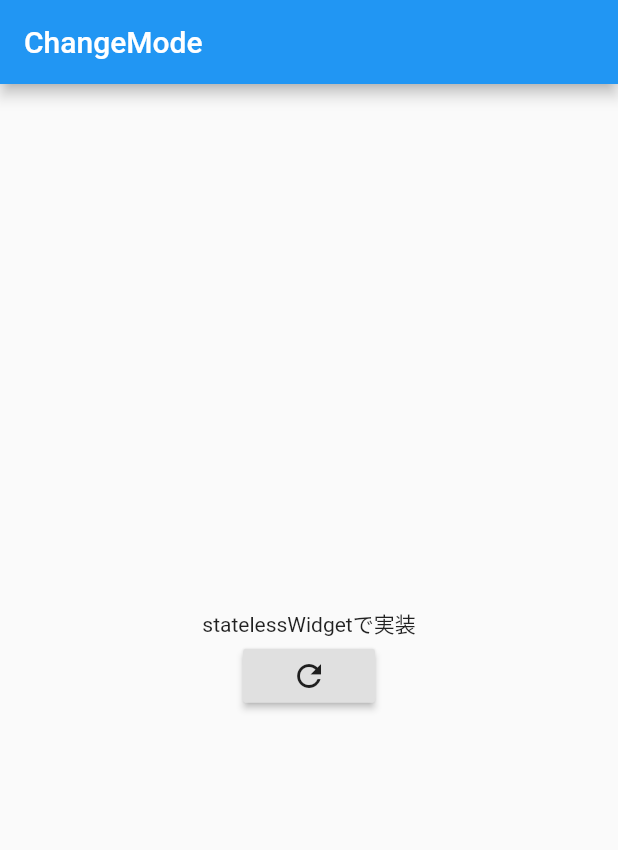
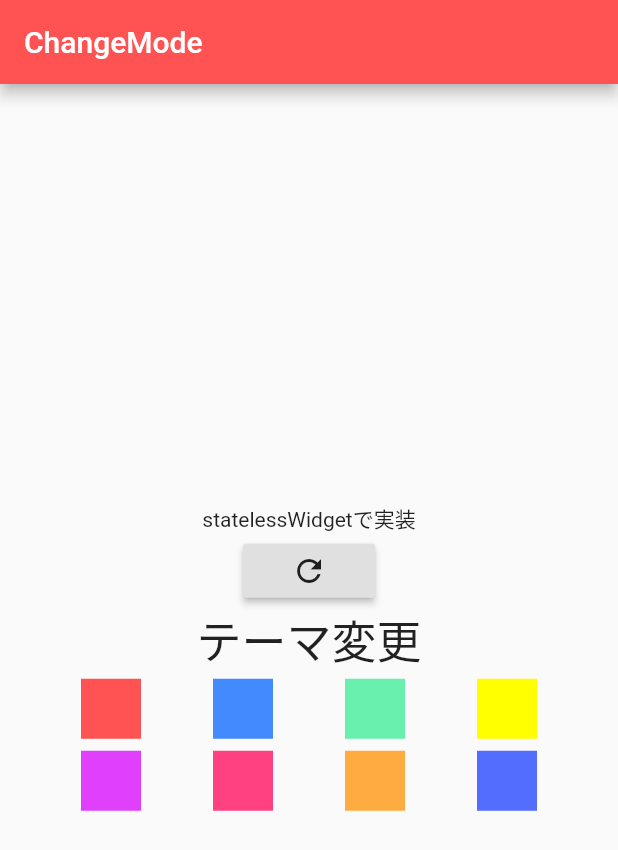
Before and after one commit to thoth000/flutter_learning, a Flutter app: the screen it shows after launch, after a tap on the "refresh" icon, on a phone screen of 412 x 824 dp. Shown: the top 850 px of the screen. Run offline on Flutter 3.47's test engine with Material 2 defaults, Android fonts, the phone set to English and light mode, and no system bars.

Commit message:
ダイアログ追加,テーマカラー設定追加

```diff
--- a/lib/change_notifier.dart
+++ b/lib/change_notifier.dart
@@ -3,18 +3,23 @@ import 'package:flutter/material.dart';
 class DataStorage with ChangeNotifier {
   int _number = 0;
   int get number => _number;
-  void increment() {
-    _number++;
+  void increment(int i) {
+    _number+=i;
     notifyListeners();
   }
 
   bool _isDark = false;
-  bool get isDark => _isDark;
+  Color _themeColor = Colors.redAccent;
   ThemeData appTheme() => ThemeData(
     brightness: _isDark ? Brightness.light:Brightness.dark,
+    primaryColor: _themeColor,
   );
   void changeMode() {
     _isDark = !_isDark;
     notifyListeners();
   }
+  void changeTheme(Color theme){
+    _themeColor = theme;
+    notifyListeners();
+  }
 }
--- a/lib/pages/change_mode.dart
+++ /dev/null
@@ -1,27 +0,0 @@
-import 'package:provider/provider.dart';
-import 'package:flutter/material.dart';
-import 'package:flutter_learning/change_notifier.dart';
-
-class ChangeModePage extends StatelessWidget {
-  @override
-  Widget build(BuildContext context) {
-    final theme = Provider.of<DataStorage>(context);
-    return Scaffold(
-      appBar: AppBar(
-        title: Text('ChangeMode'),
-      ),
-      body: Center(
-        child: Column(
-          mainAxisAlignment: MainAxisAlignment.center,
-          children: <Widget>[
-            Text('statelessWidgetで実装'),
-            RaisedButton(
-              onPressed: () => theme.changeMode(),
-              child: Icon(Icons.refresh),
-            ),
-          ],
-        ),
-      ),
-    );
-  }
-}
--- /dev/null
+++ b/lib/pages/change_theme.dart
@@ -0,0 +1,96 @@
+import 'package:provider/provider.dart';
+import 'package:flutter/material.dart';
+import 'package:flutter_learning/change_notifier.dart';
+
+class ChangeThemePage extends StatelessWidget {
+  @override
+  Widget build(BuildContext context) {
+    final theme = Provider.of<DataStorage>(context);
+    return Scaffold(
+      appBar: AppBar(
+        title: Text('ChangeMode'),
+      ),
+      body: Center(
+        child: Column(
+          mainAxisAlignment: MainAxisAlignment.center,
+          children: <Widget>[
+            Text('statelessWidgetで実装'),
+            RaisedButton(
+              onPressed: () => theme.changeMode(),
+              child: Icon(Icons.refresh),
+            ),
+            Text('テーマ変更',style: TextStyle(fontSize: 30),),
+            Wrap(
+              direction: Axis.horizontal,
+              children: <Widget>[
+                FlatButton(
+                  onPressed: () => theme.changeTheme(Colors.redAccent),
+                  child: Container(
+                    height: 40,
+                    width: 40,
+                    color: Colors.redAccent,
+                  ),
+                ),
+                FlatButton(
+                  onPressed: () => theme.changeTheme(Colors.blueAccent),
+                  child: Container(
+                    height: 40,
+                    width: 40,
+                    color: Colors.blueAccent,
+                  ),
+                ),
+                FlatButton(
+                  onPressed: () => theme.changeTheme(Colors.greenAccent),
+                  child: Container(
+                    height: 40,
+                    width: 40,
+                    color: Colors.greenAccent,
+                  ),
+                ),
+                FlatButton(
+                  onPressed: () => theme.changeTheme(Colors.yellowAccent),
+                  child: Container(
+                    height: 40,
+                    width: 40,
+                    color: Colors.yellowAccent,
+                  ),
+                ),
+                FlatButton(
+                  onPressed: () => theme.changeTheme(Colors.purpleAccent),
+                  child: Container(
+                    height: 40,
+                    width: 40,
+                    color: Colors.purpleAccent,
+                  ),
+                ),
+                FlatButton(
+                  onPressed: () => theme.changeTheme(Colors.pinkAccent),
+                  child: Container(
+                    height: 40,
+                    width: 40,
+                    color: Colors.pinkAccent,
+                  ),
+                ),
+                FlatButton(
+                  onPressed: () => theme.changeTheme(Colors.orangeAccent),
+                  child: Container(
+                    height: 40,
+                    width: 40,
+                    color: Colors.orangeAccent,
+                  ),
+                ),
+                FlatButton(
+                  onPressed: () => theme.changeTheme(Colors.indigoAccent),
+                  child: Container(
+                    height: 40,
+                    width: 40,
+                    color: Colors.indigoAccent,
+                  ),
+                ),
+            ],)
+          ],
+        ),
+      ),
+    );
+  }
+}
--- a/lib/pages/list.dart
+++ b/lib/pages/list.dart
@@ -2,7 +2,8 @@ import 'package:flutter/material.dart';
 import 'hero1.dart';
 import 'change_notifier_provider.dart';
 import 'selector.dart';
-import 'change_mode.dart';
+import 'change_theme.dart';
+import 'alert_dialog.dart';
 
 class PageList extends StatefulWidget {
   @override
@@ -15,10 +16,11 @@ class _PageListState extends State<PageList> {
     return PageView(
       scrollDirection: Axis.horizontal,
       children: <Widget>[
-        ChangeModePage(),
+        ChangeThemePage(),
         CnProviderPage(),
         SelectorPage(),
         Hero1Page(),
+        ALPage(),
       ],
     );
   }
--- a/lib/pages/selector.dart
+++ b/lib/pages/selector.dart
@@ -32,7 +32,7 @@ class _CountButton extends StatelessWidget {
     final counter = Provider.of<DataStorage>(context, listen: false);
 
     return RaisedButton(
-      onPressed: counter.increment,
+      onPressed: () => counter.increment(1),
       child: const Icon(Icons.add),
     );
   }
```
Also changed, not shown: lib/pages/alert_dialog.dart (added, +130 -0 lines), lib/pages/change_notifier_provider.dart (+4 -8 lines).
